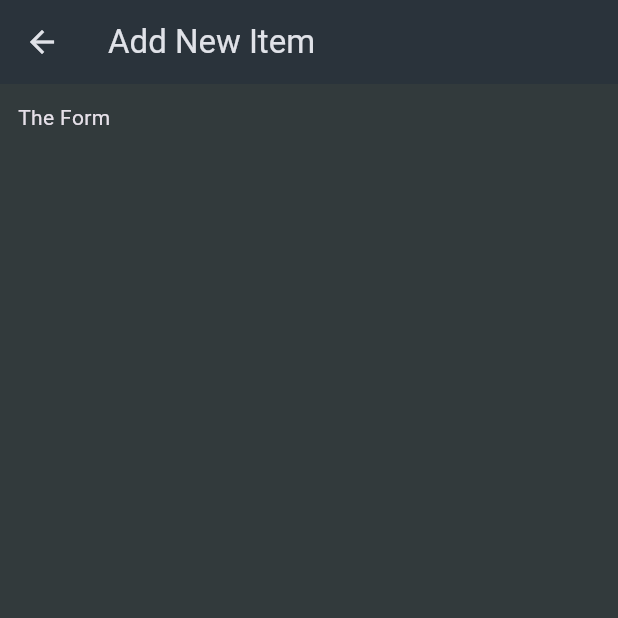
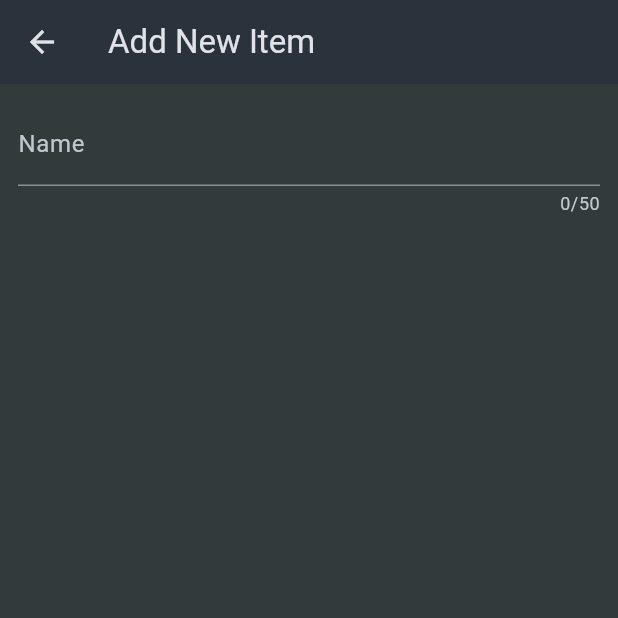
Before and after one commit to AtharvaParadkar/Shopping-List-App, a Flutter app: the NewItem screen opened directly, on a phone screen of 412 x 824 dp, the top half of it. Run offline on Flutter 3.47's test engine with Material 3 defaults, Android fonts, the phone set to English and light mode, and no system bars.

Commit message:
Adding Form and TextFormField

```diff
--- a/lib/widgets/new_item.dart
+++ b/lib/widgets/new_item.dart
@@ -11,7 +11,17 @@ class NewItem extends StatelessWidget {
       ),
       body: Padding(
         padding: const EdgeInsets.all(12),
-        child: const Text('The Form'),
+        child: Form(child: Column(children: [
+          TextFormField(
+            maxLength: 50,
+            decoration: InputDecoration(
+              label: Text('Name'),
+            ),
+            validator: (value){
+              return '...';
+            },
+          ),
+        ],),),
       ),
     );
   }
```
